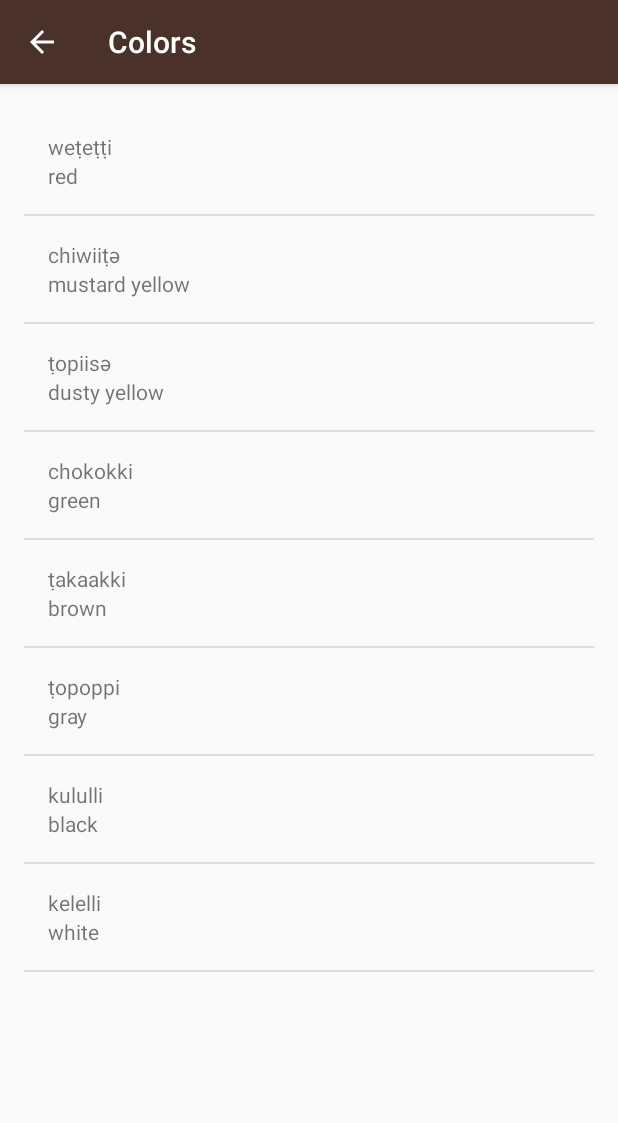
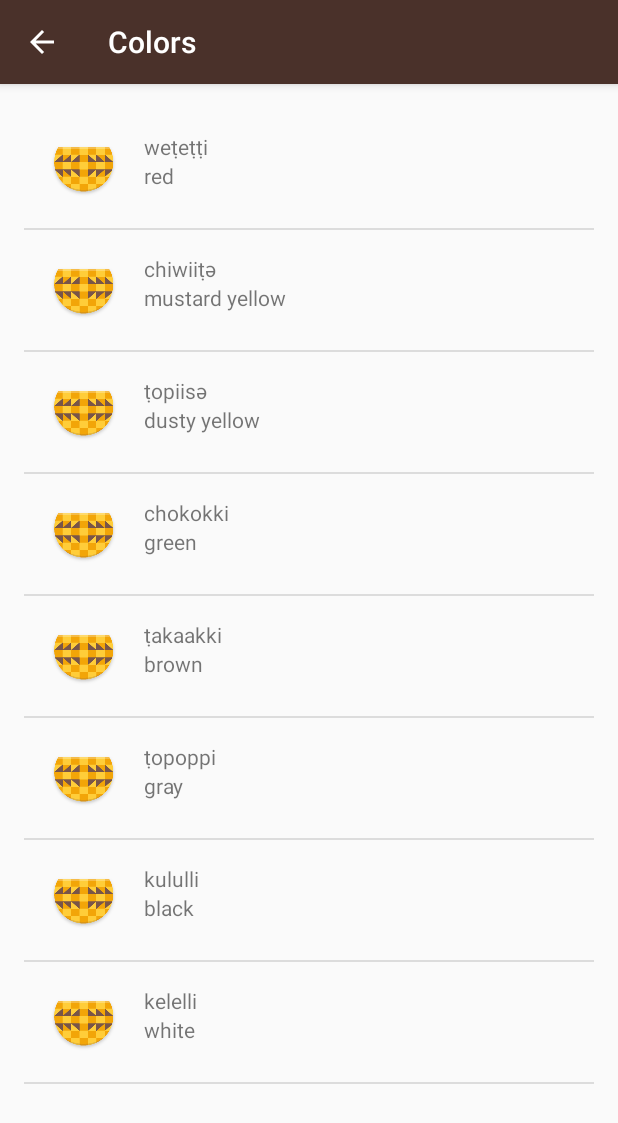
Before and after one commit to shrawanKeshari/Miwok, an Android app: the ColorsActivity screen opened directly, with no data from a screen before it, on a phone screen of 412 x 824 dp. Shown: the top 1123 px of the screen. Run offline under Robolectric (Android 15) with nearby library versions, the phone set to English and light mode, and no system bars.

Commit message:
image field added to list_item layout

```diff
--- a/app/src/main/res/layout/list_item.xml
+++ b/app/src/main/res/layout/list_item.xml
@@ -3,8 +3,19 @@
     xmlns:tools="http://schemas.android.com/tools"
     android:layout_width="match_parent"
     android:layout_height="match_parent"
+    android:orientation="horizontal"
+    android:padding="16dp">
+
+    <ImageView
+        android:layout_width="wrap_content"
+        android:layout_height="wrap_content"
+        android:src="@mipmap/ic_launcher"/>
+
+    <LinearLayout
+        android:layout_width="match_parent"
+        android:layout_height="match_parent"
         android:orientation="vertical"
-    android:padding="16dp">
+        android:layout_marginLeft="16dp">
 
         <TextView
             android:id="@+id/miwok_text_view"
@@ -19,3 +30,6 @@
             tools:text="one" />
 
     </LinearLayout>
+
+
+</LinearLayout>
```
Lines whose indentation alone changed are shown as unchanged.
